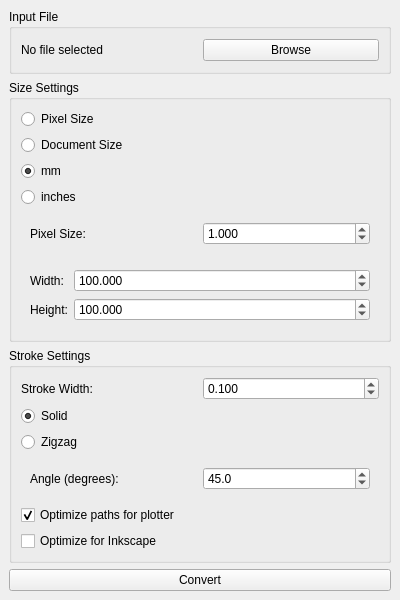
Devin-Cooper/pixel-draw, file resources/mainwindow.ui: the form before one commit.
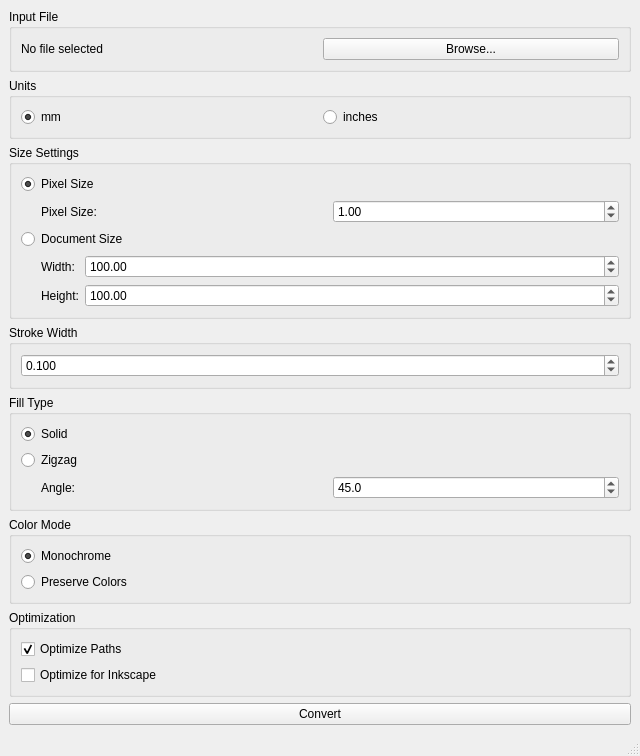
The form after the commit.

Commit message: trying to add multi color support and also multi threading the conversion

```diff
--- a/resources/mainwindow.ui
+++ b/resources/mainwindow.ui
@@ -6,8 +6,8 @@
   <rect>
    <x>0</x>
    <y>0</y>
-   <width>400</width>
-   <height>600</height>
+    <width>640</width>
+    <height>480</height>
   </rect>
  </property>
  <property name="windowTitle">
@@ -31,7 +31,7 @@
       <item>
        <widget class="QPushButton" name="browseButton">
         <property name="text">
-         <string>Browse</string>
+          <string>Browse...</string>
         </property>
        </widget>
       </item>
@@ -41,26 +41,9 @@
    <item>
     <widget class="QGroupBox" name="sizeGroup">
      <property name="title">
-      <string>Size Settings</string>
-     </property>
-     <layout class="QVBoxLayout" name="verticalLayout_2">
-      <item>
-       <widget class="QRadioButton" name="pixelSizeRadio">
-        <property name="text">
-         <string>Pixel Size</string>
-        </property>
-        <property name="checked">
-         <bool>true</bool>
-        </property>
-       </widget>
-      </item>
-      <item>
-       <widget class="QRadioButton" name="docSizeRadio">
-        <property name="text">
-         <string>Document Size</string>
-        </property>
-       </widget>
-      </item>
+       <string>Units</string>
+      </property>
+      <layout class="QHBoxLayout" name="horizontalLayout_2">
       <item>
        <widget class="QRadioButton" name="mmRadio">
         <property name="text">
@@ -78,9 +61,40 @@
         </property>
        </widget>
       </item>
+      </layout>
+     </widget>
+    </item>
       <item>
-       <widget class="QWidget" name="pixelSizeWidget">
-        <layout class="QHBoxLayout">
+     <widget class="QGroupBox" name="sizeTypeGroupBox">
+      <property name="title">
+       <string>Size Settings</string>
+      </property>
+      <layout class="QVBoxLayout" name="verticalLayout_2">
+       <item>
+        <widget class="QRadioButton" name="pixelSizeRadio">
+         <property name="text">
+          <string>Pixel Size</string>
+         </property>
+         <property name="checked">
+          <bool>true</bool>
+         </property>
+        </widget>
+       </item>
+       <item>
+        <widget class="QWidget" name="pixelSizeWidget" native="true">
+         <layout class="QHBoxLayout" name="horizontalLayout_3">
+          <property name="leftMargin">
+           <number>20</number>
+          </property>
+          <property name="topMargin">
+           <number>0</number>
+          </property>
+          <property name="rightMargin">
+           <number>0</number>
+          </property>
+          <property name="bottomMargin">
+           <number>0</number>
+          </property>
          <item>
           <widget class="QLabel" name="pixelSizeLabel">
            <property name="text">
@@ -91,16 +105,16 @@
          <item>
           <widget class="QDoubleSpinBox" name="pixelSizeInput">
            <property name="decimals">
-            <number>3</number>
+             <number>2</number>
            </property>
            <property name="minimum">
-            <double>0.001</double>
+             <double>0.010000000000000</double>
            </property>
            <property name="maximum">
-            <double>1000.000</double>
+             <double>999.990000000000009</double>
            </property>
            <property name="value">
-            <double>1.000</double>
+             <double>1.000000000000000</double>
            </property>
           </widget>
          </item>
@@ -108,10 +122,29 @@
        </widget>
       </item>
       <item>
-       <widget class="QWidget" name="documentSizeWidget">
-        <layout class="QFormLayout">
+        <widget class="QRadioButton" name="docSizeRadio">
+         <property name="text">
+          <string>Document Size</string>
+         </property>
+        </widget>
+       </item>
+       <item>
+        <widget class="QWidget" name="documentSizeWidget" native="true">
+         <layout class="QFormLayout" name="formLayout">
+          <property name="leftMargin">
+           <number>20</number>
+          </property>
+          <property name="topMargin">
+           <number>0</number>
+          </property>
+          <property name="rightMargin">
+           <number>0</number>
+          </property>
+          <property name="bottomMargin">
+           <number>0</number>
+          </property>
          <item row="0" column="0">
-          <widget class="QLabel" name="widthLabel">
+           <widget class="QLabel" name="docWidthLabel">
            <property name="text">
             <string>Width:</string>
            </property>
@@ -120,21 +153,21 @@
          <item row="0" column="1">
           <widget class="QDoubleSpinBox" name="docWidthInput">
            <property name="decimals">
-            <number>3</number>
+             <number>2</number>
            </property>
            <property name="minimum">
-            <double>0.001</double>
+             <double>1.000000000000000</double>
            </property>
            <property name="maximum">
-            <double>10000.000</double>
+             <double>9999.990000000000009</double>
            </property>
            <property name="value">
-            <double>100.000</double>
+             <double>100.000000000000000</double>
            </property>
           </widget>
          </item>
          <item row="1" column="0">
-          <widget class="QLabel" name="heightLabel">
+           <widget class="QLabel" name="docHeightLabel">
            <property name="text">
             <string>Height:</string>
            </property>
@@ -143,16 +176,16 @@
          <item row="1" column="1">
           <widget class="QDoubleSpinBox" name="docHeightInput">
            <property name="decimals">
-            <number>3</number>
+             <number>2</number>
            </property>
            <property name="minimum">
-            <double>0.001</double>
+             <double>1.000000000000000</double>
            </property>
            <property name="maximum">
-            <double>10000.000</double>
+             <double>9999.990000000000009</double>
            </property>
            <property name="value">
-            <double>100.000</double>
+             <double>100.000000000000000</double>
            </property>
           </widget>
          </item>
@@ -165,36 +198,37 @@
    <item>
     <widget class="QGroupBox" name="strokeGroup">
      <property name="title">
-      <string>Stroke Settings</string>
-     </property>
-     <layout class="QVBoxLayout" name="verticalLayout_3">
-      <item>
-       <layout class="QHBoxLayout">
-        <item>
-         <widget class="QLabel" name="strokeWidthLabel">
-          <property name="text">
-           <string>Stroke Width:</string>
-          </property>
-         </widget>
-        </item>
+       <string>Stroke Width</string>
+      </property>
+      <layout class="QHBoxLayout" name="horizontalLayout_4">
         <item>
          <widget class="QDoubleSpinBox" name="strokeWidthInput">
           <property name="decimals">
            <number>3</number>
           </property>
           <property name="minimum">
-           <double>0.001</double>
+          <double>0.001000000000000</double>
           </property>
           <property name="maximum">
-           <double>100.000</double>
+          <double>10.000000000000000</double>
+         </property>
+         <property name="singleStep">
+          <double>0.050000000000000</double>
           </property>
           <property name="value">
-           <double>0.100</double>
+          <double>0.100000000000000</double>
           </property>
          </widget>
         </item>
        </layout>
-      </item>
+     </widget>
+    </item>
+    <item>
+     <widget class="QGroupBox" name="fillTypeGroupBox">
+      <property name="title">
+       <string>Fill Type</string>
+      </property>
+      <layout class="QVBoxLayout" name="verticalLayout_3">
       <item>
        <widget class="QRadioButton" name="solidRadio">
         <property name="text">
@@ -213,12 +247,24 @@
        </widget>
       </item>
       <item>
-       <widget class="QWidget" name="angleWidget">
-        <layout class="QHBoxLayout">
+        <widget class="QWidget" name="angleWidget" native="true">
+         <layout class="QHBoxLayout" name="horizontalLayout_5">
+          <property name="leftMargin">
+           <number>20</number>
+          </property>
+          <property name="topMargin">
+           <number>0</number>
+          </property>
+          <property name="rightMargin">
+           <number>0</number>
+          </property>
+          <property name="bottomMargin">
+           <number>0</number>
+          </property>
          <item>
           <widget class="QLabel" name="angleLabel">
            <property name="text">
-            <string>Angle (degrees):</string>
+             <string>Angle:</string>
            </property>
           </widget>
          </item>
@@ -227,24 +273,58 @@
            <property name="decimals">
             <number>1</number>
            </property>
-           <property name="minimum">
-            <double>0.0</double>
-           </property>
            <property name="maximum">
-            <double>360.0</double>
+             <double>359.899999999999977</double>
            </property>
            <property name="value">
-            <double>45.0</double>
+             <double>45.000000000000000</double>
            </property>
           </widget>
          </item>
         </layout>
        </widget>
       </item>
+      </layout>
+     </widget>
+    </item>
+    <!-- New Color Mode Group Box -->
+    <item>
+     <widget class="QGroupBox" name="colorModeGroupBox">
+      <property name="title">
+       <string>Color Mode</string>
+      </property>
+      <layout class="QVBoxLayout" name="verticalLayout_4">
+       <item>
+        <widget class="QRadioButton" name="monochromeRadio">
+         <property name="text">
+          <string>Monochrome</string>
+         </property>
+         <property name="checked">
+          <bool>true</bool>
+         </property>
+        </widget>
+       </item>
+       <item>
+        <widget class="QRadioButton" name="colorRadio">
+         <property name="text">
+          <string>Preserve Colors</string>
+         </property>
+        </widget>
+       </item>
+      </layout>
+     </widget>
+    </item>
+    <!-- End of New Color Mode Group Box -->
+    <item>
+     <widget class="QGroupBox" name="optimizationGroupBox">
+      <property name="title">
+       <string>Optimization</string>
+      </property>
+      <layout class="QVBoxLayout" name="verticalLayout_5">
       <item>
        <widget class="QCheckBox" name="optimizeCheckbox">
         <property name="text">
-         <string>Optimize paths for plotter</string>
+          <string>Optimize Paths</string>
         </property>
         <property name="checked">
          <bool>true</bool>
@@ -259,9 +339,6 @@
         <property name="text">
          <string>Optimize for Inkscape</string>
         </property>
-        <property name="checked">
-         <bool>false</bool>
-        </property>
        </widget>
       </item>
      </layout>
@@ -276,6 +353,7 @@
    </item>
   </layout>
  </widget>
+  <widget class="QStatusBar" name="statusbar"/>
 </widget>
 <resources/>
 <connections/>
```
Left out of the diff: 11 changed lines with no effect on the pictures. Lines whose indentation alone changed are shown as unchanged. The commit also changes 4 other files.
